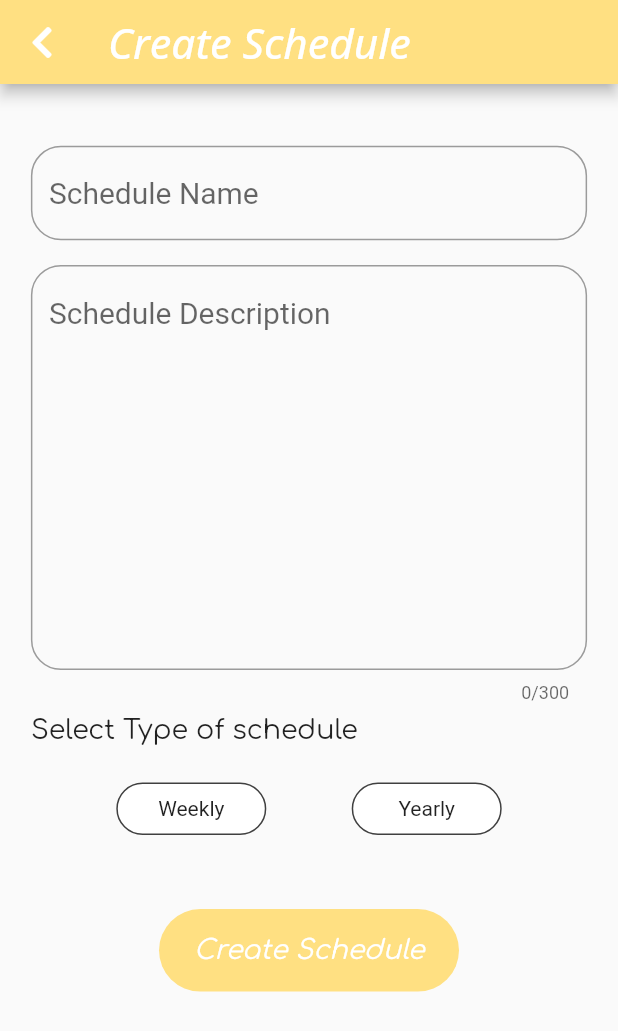
After one commit to ompatel11/planner, a Flutter app: the AddSchedule screen opened by its route, after a tap on "Weekly", on a phone screen of 412 x 824 dp. The commit adds this screen. Shown: the top 1031 px of the screen. Run offline on Flutter 3.47's test engine with Material 2 defaults, Android fonts, the phone set to English and light mode, and no system bars; our stand-ins replace flutter_svg, font_awesome_flutter, google_fonts, percent_indicator, table_calendar; statements that could not run were skipped.

Commit message:
Added create schedule file.

```diff
--- /dev/null
+++ b/planner/lib/Screens/createshedule.dart
@@ -0,0 +1,161 @@
+import 'package:flutter/material.dart';
+import 'package:font_awesome_flutter/font_awesome_flutter.dart';
+import 'package:google_fonts/google_fonts.dart';
+import 'package:planner/Constants/constants.dart';
+
+class AddSchedule extends StatefulWidget {
+  @override
+  _AddScheduleState createState() => _AddScheduleState();
+}
+
+class _AddScheduleState extends State<AddSchedule> {
+
+  @override
+  Widget build(BuildContext context) {
+    double w = MediaQuery.of(context).size.width;
+    double h = MediaQuery.of(context).size.height;
+     bool weekcolor = false;
+
+    return Scaffold(
+      resizeToAvoidBottomPadding: false,
+      appBar: AppBar(
+        backgroundColor: blueThemeColor,
+        leading: IconButton(icon: FaIcon(FontAwesomeIcons.chevronLeft),onPressed: (){Navigator.popAndPushNamed(context, '/homepage');},
+        ) ,
+        title: Text("Create Schedule",
+        style: GoogleFonts.openSans(
+                        fontSize: 28,
+                        fontWeight: FontWeight.w500,
+                        color: Colors.white,
+                        fontStyle: FontStyle.italic
+          ),),
+      ),
+      body: Padding(
+        padding:  EdgeInsets.symmetric(horizontal:w* 0.05),
+        child: Column(
+          children: [
+            SizedBox(
+              height: h *0.05,
+            ),
+            TextField(
+              style: TextStyle(
+                fontSize: 20.0, color: blueThemeColor),
+                decoration: InputDecoration(
+                    border: OutlineInputBorder(
+                      borderRadius:
+                    BorderRadius.all(Radius.circular(20.0))),
+                     hintText: "Schedule Name"
+                ),
+              ),
+            SizedBox(
+              height: h *0.02,
+            ),
+            TextField(
+              style: TextStyle(
+                fontSize: 20.0, color: blueThemeColor),
+                maxLines: 10,
+                maxLength: 300,
+                decoration: InputDecoration(
+                    border: OutlineInputBorder(
+                      borderRadius:
+                    BorderRadius.all(Radius.circular(20.0))),
+                     hintText: "Schedule Description"
+                ),
+              ),
+              SizedBox(
+              height: h *0.01,
+              ),
+              Row(
+                children: [
+                  Text("Select Type of schedule",
+                  style: GoogleFonts.comfortaa(
+                    fontSize: 18
+                  ),),
+                ],
+              ),
+              SizedBox(
+              height: h *0.03,
+              ),
+              Row(
+                mainAxisAlignment: MainAxisAlignment.spaceEvenly,
+                children: [
+                  GestureDetector(
+                    onTap: (){
+                      print("1");
+                      setState(() {
+                        if (weekcolor==false){
+                          print(weekcolor);
+                          return weekcolor=true;
+                        }
+                        else{
+                          print(weekcolor);
+                          return weekcolor=false;
+                        }
+                       });
+                    },
+                    child: Container(
+                      height: 35,
+                      width: 100,
+                      child: Center(child: Text("Weekly")),
+                      decoration: BoxDecoration(
+                        border: Border.all(color:textThemeColor),
+                        borderRadius: BorderRadius.all(Radius.circular(20.0)),
+                        color: weekcolor==true? blueThemeColor: Colors.white
+                      ),
+                    ),
+
+                  ),
+                  GestureDetector(
+                    onTap: (){
+                      setState(() {
+                        if (weekcolor==false){
+                          print(weekcolor=true);
+                          return weekcolor=true;
+                        }
+                        else{
+                          print(weekcolor);
+                          print(weekcolor=false);
+                          return weekcolor=false;
+                        }
+                       });
+                    },
+                    child: Container(
+                      height: 35,
+                      width: 100,
+                      child: Center(child: Text("Yearly")),
+                      decoration: BoxDecoration(
+                        border: Border.all(color:textThemeColor),
+                        borderRadius: BorderRadius.all(Radius.circular(20.0)),
+                        color: weekcolor==true? blueThemeColor: Colors.white
+                      ),
+                    ),
+
+                  )
+                ],
+              ),
+              SizedBox(
+                height: h * 0.06,
+              ),
+              GestureDetector(
+                child: Container(
+                  height: 55,
+                  width: 200,
+                  decoration: BoxDecoration(
+                    borderRadius: BorderRadius.all(Radius.circular(30)),
+                    color: blueThemeColor,
+                  ),
+                  child: Center(child: Text("Create Schedule",
+                  style: GoogleFonts.comfortaa(
+                    color: Colors.white,
+                    fontSize: 18,
+                    fontStyle: FontStyle.italic
+                  ),)),
+                ),
+              )
+          ],
+        ),
+      ),
+
+    );
+  }
+}
--- a/planner/lib/Screens/date.dart
+++ b/planner/lib/Screens/date.dart
@@ -40,7 +40,6 @@ class DatePicker extends StatelessWidget {
                             padding: const EdgeInsets.only(left: 16.0),
                             child: Text(
                               DateFormat.yMMMMEEEEd().format(selectedDate),
-                              style: Theme.of(context).textTheme.body1,
                             )),
                         Padding(
                           padding:
--- a/planner/lib/Screens/home.dart
+++ b/planner/lib/Screens/home.dart
@@ -102,7 +102,7 @@ class _HomepageState extends State<Homepage> {
                             minRadius: 18,
                             maxRadius: 22,
                             child: Center(child: IconButton(icon: FaIcon(FontAwesomeIcons.calendarDay,color: Colors.white,size: 24,), onPressed: (){
-                              Navigator.popAndPushNamed(context, '/yearlyschedule');
+                              Navigator.popAndPushNamed(context, '/schedulesscreen');
                             }))),
                         )
                       ],
--- a/planner/lib/Screens/schedules.dart
+++ b/planner/lib/Screens/schedules.dart
@@ -36,7 +36,7 @@
                           IconButton(icon: FaIcon(FontAwesomeIcons.chevronLeft,color: Colors.white,size:32), onPressed: (){
                             Navigator.popAndPushNamed(context, '/homepage');
                           }),
-                          IconButton(icon: FaIcon(FontAwesomeIcons.plus,size:30,color: Colors.white,), onPressed: null)
+                          IconButton(icon: FaIcon(FontAwesomeIcons.plus,size:30,color: Colors.white,), onPressed: (){Navigator.popAndPushNamed(context, '/addschedule');})
                         ],
                       ),
                    ),
@@ -46,7 +46,7 @@
                      style: GoogleFonts.openSans(
                         fontSize: 45,
                         fontWeight: FontWeight.w500,
-                        color: textThemeColor,
+                        color: Colors.white,
                         fontStyle: FontStyle.italic
                      ),),
                    )
--- a/planner/lib/Screens/yearlyschedules.dart
+++ b/planner/lib/Screens/yearlyschedules.dart
@@ -34,7 +34,7 @@ void _onDaySelected(DateTime day, List events) {
     return Scaffold(
       appBar: AppBar(
         backgroundColor: blueThemeColor,
-        leading: IconButton(icon: FaIcon(FontAwesomeIcons.chevronLeft),onPressed: (){print(1);},) ,
+        leading: IconButton(icon: FaIcon(FontAwesomeIcons.chevronLeft),onPressed: (){Navigator.popAndPushNamed(context, '/homepage');},) ,
         title: Text("Yearly Schedules",
         style: GoogleFonts.comfortaa(
           fontSize: 30,
--- a/planner/lib/main.dart
+++ b/planner/lib/main.dart
@@ -1,5 +1,6 @@
 import 'package:flutter/material.dart';
 import 'package:planner/Screens/app.dart';
+import 'package:planner/Screens/createshedule.dart';
 import 'package:planner/Screens/home.dart';
 import 'package:planner/Screens/login.dart';
 import 'package:planner/Screens/mainlandingpage.dart';
@@ -24,6 +25,7 @@ class MyApp extends StatelessWidget {
         '/login':(context)=> LoginScreen(),
         '/schedulesscreen':(context) => Schedulesscreen(),
         '/yearlyschedule':(context) => YearlySchedule(),
+        '/addschedule':(context)=> AddSchedule(),
       },
       home: Wrapper(),
     );
```
